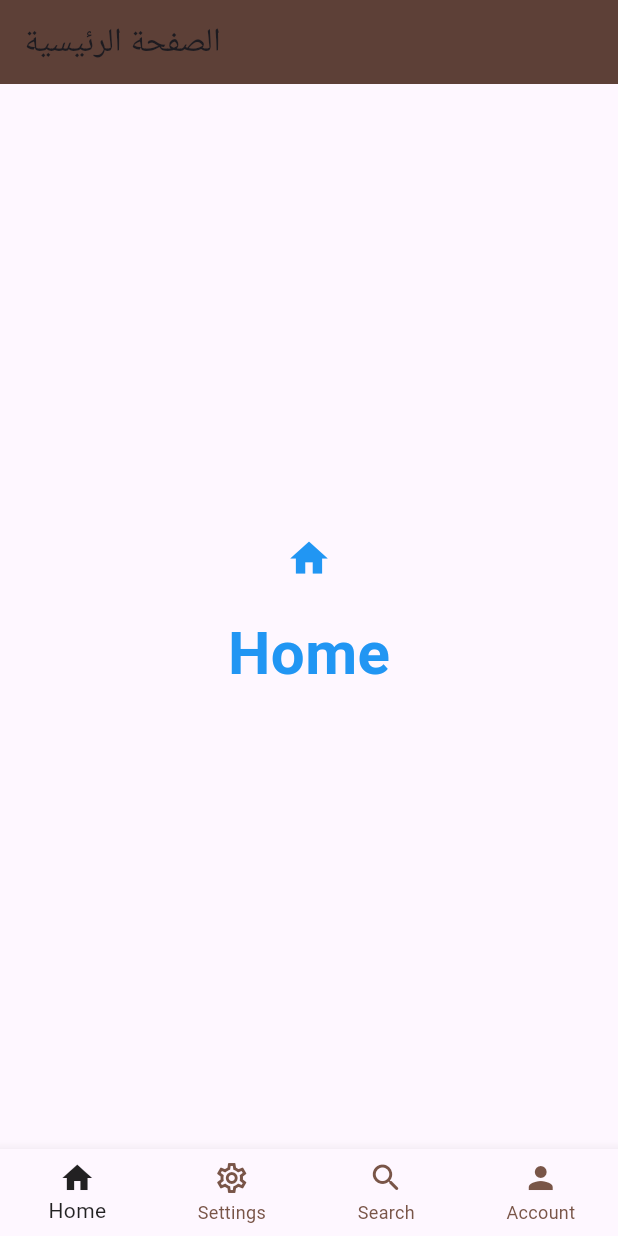
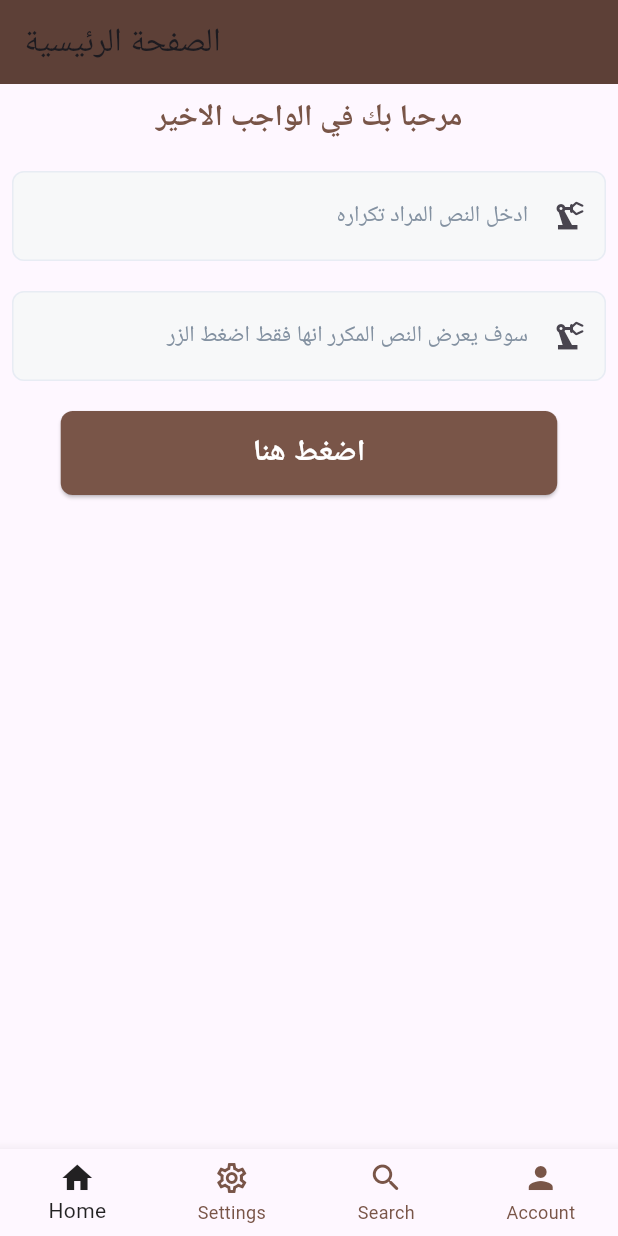
Before and after one commit to as-j-3/asma_gubran_homework, a Flutter app: the screen it shows after launch, on a phone screen of 412 x 824 dp. Run offline on Flutter 3.47's test engine with Material 3 defaults, Android fonts, the phone set to English and light mode, and no system bars.

Commit message:
last tast

```diff
--- a/lib/homepage.dart
+++ b/lib/homepage.dart
@@ -1,19 +1,126 @@
 import 'package:flutter/cupertino.dart';
 import 'package:flutter/material.dart';
 
-class Homepage extends StatelessWidget {
+class Homepage extends StatefulWidget {
   const Homepage({super.key});
+
+  @override
+  State<Homepage> createState() => _HomepageState();
+}
+
+class _HomepageState extends State<Homepage> {
+  TextEditingController textEditingController=TextEditingController();
+  TextEditingController textEditingController2=TextEditingController();
 
   @override
   Widget build(BuildContext context) {
     return Center(
-      child: Column(
-        mainAxisAlignment: MainAxisAlignment.center,
-        children: [
-          Icon(Icons.home,size: 30,color: Colors.blue,),
-          SizedBox(height: 20,),
-          Text('Home',style: TextStyle(fontWeight: FontWeight.bold,fontSize: 40,color: Colors.blue),)
-        ],
+      child: Padding(
+        padding: const EdgeInsets.all(8.0),
+        child: Column(
+          children: [
+             Text(' مرحبا بك في الواجب الاخير ',style: TextStyle(
+               color: Colors.brown,fontWeight: FontWeight.bold,fontSize: 20
+             ),),
+            const SizedBox(height: 20,),
+            TextFormField(
+              textAlign: TextAlign.right,
+              controller: textEditingController,
+              cursorColor: Colors.brown,
+              decoration: InputDecoration(
+
+                hintText: 'ادخل النص المراد تكراره',
+                hintStyle: TextStyle(fontSize: 15, color: Color(0xff8391A1)),
+                contentPadding: EdgeInsets.symmetric(
+                  horizontal: 18,
+                  vertical: 18,
+                ),
+                enabledBorder: OutlineInputBorder(
+                  borderRadius: BorderRadius.circular(8),
+                  borderSide: BorderSide(color: Color(0xffE8ECF4), width: 1),
+                ),
+                focusedBorder: OutlineInputBorder(
+                  borderRadius: BorderRadius.circular(8),
+                  borderSide: BorderSide(
+                    color: Colors.brown,
+                  ),
+                ),
+                errorBorder: OutlineInputBorder(
+                  borderRadius: BorderRadius.circular(8),
+                  borderSide: BorderSide(color: Colors.red, width: 1),
+                ),
+                focusedErrorBorder: OutlineInputBorder(
+                  borderRadius: BorderRadius.circular(8),
+                  borderSide: BorderSide(color: Colors.red, width: 1),
+                ),
+                filled: true,
+                fillColor: Color(0xffF7F8F9),
+                suffixIcon: Icon(Icons.precision_manufacturing),
+              ),
+            ),
+            const SizedBox(height: 20,),
+            TextFormField(
+              textAlign: TextAlign.right,
+              controller: textEditingController2,
+              cursorColor: Colors.brown,
+              decoration: InputDecoration(
+                hintText: 'سوف يعرض النص المكرر انها فقط اضغط الزر ',
+                hintStyle: TextStyle(fontSize: 15, color: Color(0xff8391A1)),
+                contentPadding: EdgeInsets.symmetric(
+                  horizontal: 18,
+                  vertical: 18,
+                ),
+                enabledBorder: OutlineInputBorder(
+                  borderRadius: BorderRadius.circular(8),
+                  borderSide: BorderSide(color: Color(0xffE8ECF4), width: 1),
+                ),
+                focusedBorder: OutlineInputBorder(
+                  borderRadius: BorderRadius.circular(8),
+                  borderSide: BorderSide(
+                    color: Colors.brown,
+                  ),
+                ),
+                errorBorder: OutlineInputBorder(
+                  borderRadius: BorderRadius.circular(8),
+                  borderSide: BorderSide(color: Colors.red, width: 1),
+                ),
+                focusedErrorBorder: OutlineInputBorder(
+                  borderRadius: BorderRadius.circular(8),
+                  borderSide: BorderSide(color: Colors.red, width: 1),
+                ),
+                filled: true,
+                fillColor: Color(0xffF7F8F9),
+                suffixIcon: Icon(Icons.precision_manufacturing),
+              ),
+            ),
+        const SizedBox(height: 20,),
+        ElevatedButton(
+          onPressed: ()
+          {
+            setState(() {
+
+            });
+            textEditingController2=textEditingController;
+          },
+
+          child: Text('اضغط هنا',
+            style: TextStyle(
+              color:  Colors.white,
+              fontSize: 20,
+              fontWeight: FontWeight.bold,
+            ),
+          ),
+          style: ElevatedButton.styleFrom(
+            fixedSize: Size(331,  56),
+            backgroundColor:Colors.brown,
+            shape: RoundedRectangleBorder(
+              borderRadius: BorderRadius.circular(8),
+            ),
+          ),
+        )
+
+          ],
+        ),
       ),
     );
   }
--- a/lib/settingpage.dart
+++ b/lib/settingpage.dart
@@ -1,5 +1,6 @@
 import 'package:flutter/cupertino.dart';
 import 'package:flutter/material.dart';
+import 'package:task3/card.dart';
 
 class Settingpage extends StatelessWidget {
   const Settingpage({super.key});
@@ -10,9 +11,7 @@ class Settingpage extends StatelessWidget {
       child: Column(
         mainAxisAlignment: MainAxisAlignment.center,
         children: [
-          Icon(Icons.settings_outlined,size: 30,color: Colors.blue,),
-          SizedBox(height: 20,),
-          Text('settings',style: TextStyle(fontWeight: FontWeight.bold,fontSize: 40,color: Colors.blue),)
+         Cards(dscrbthen: 'تغير الاعدادات اللازمه', text: 'اعدادات عامه', Iconss:Icons.settings_outlined)
         ],
       ),
     );
```
Also changed, not shown: lib/accountpage.dart (+4 -3 lines), lib/card.dart (added, +60 -0 lines), lib/searchpage.dart (+15 -3 lines), 1 other file.
